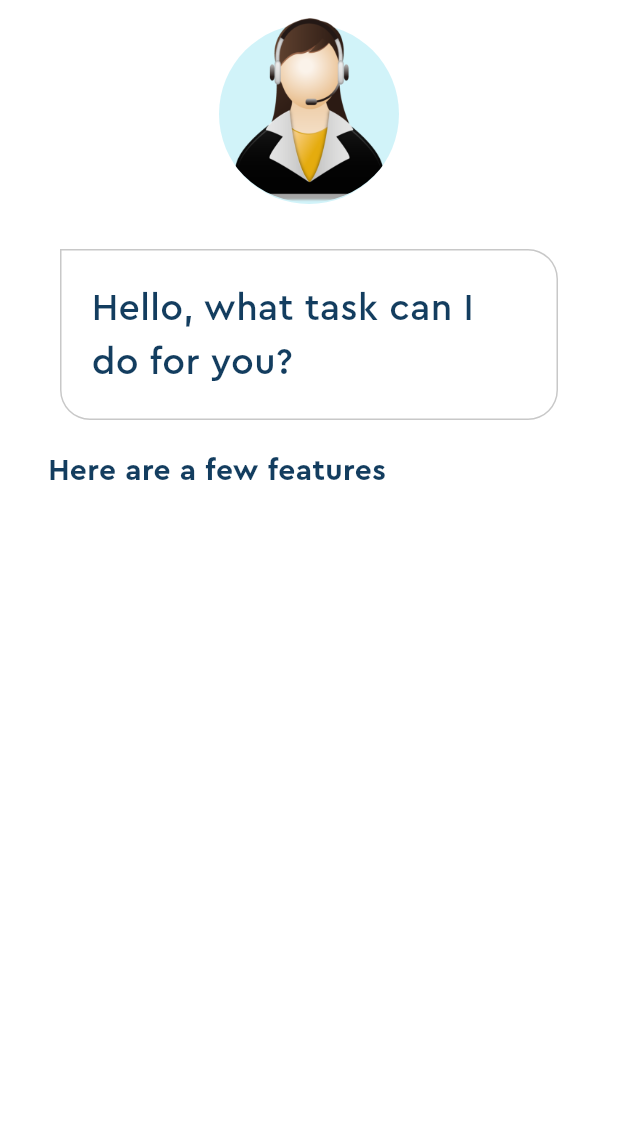
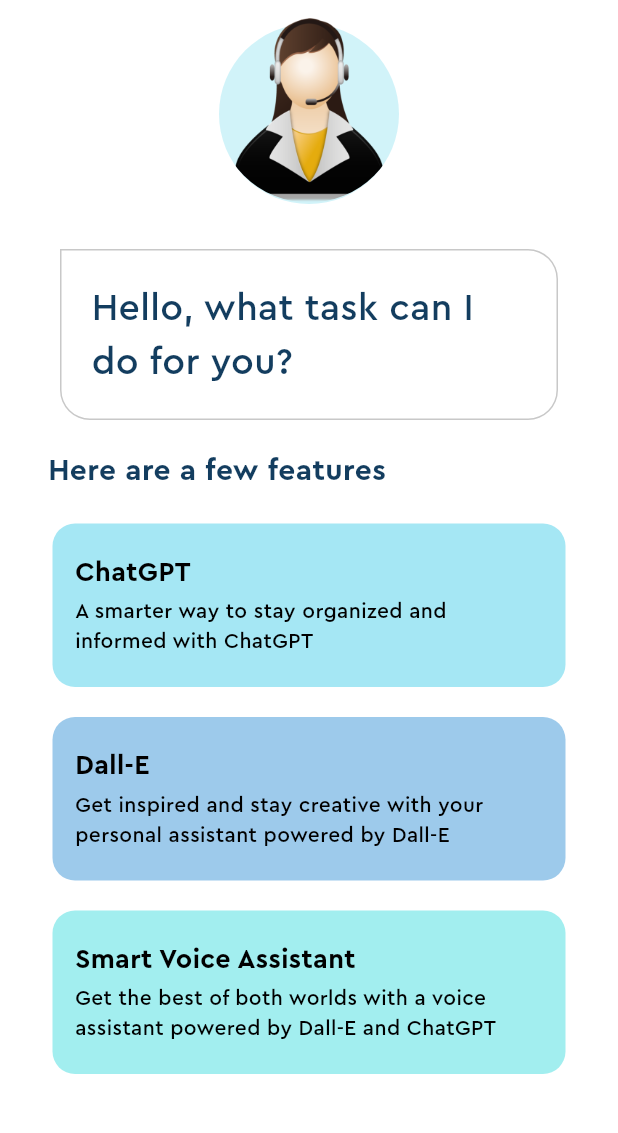
Before and after one commit to aryanbhardwaj24/jarvis, a Flutter app: the screen it shows after launch, on a phone screen of 412 x 824 dp, the part 66-1199 px from its top. Run offline on Flutter 3.47's test engine with Material 3 defaults, Android fonts, the phone set to English and light mode, and no system bars.

Commit message:
add features list to the home page

```diff
--- /dev/null
+++ b/lib/feature_box.dart
@@ -0,0 +1,68 @@
+import 'package:flutter/material.dart';
+import 'package:flutter/widgets.dart';
+import 'package:jarvis/pallete.dart';
+
+class FeatureBox extends StatelessWidget {
+  final Color boxColor;
+  final String headerText;
+  final String descriptionText;
+
+  const FeatureBox({
+    super.key,
+    required this.boxColor,
+    required this.headerText,
+    required this.descriptionText,
+  });
+
+  @override
+  Widget build(BuildContext context) {
+    return Container(
+      margin: const EdgeInsets.symmetric(
+        horizontal: 35,
+        vertical: 10,
+      ),
+      decoration: BoxDecoration(
+        color: boxColor,
+        borderRadius: const BorderRadius.all(
+          Radius.circular(15),
+        ),
+      ),
+      child: Padding(
+        padding: const EdgeInsets.symmetric(vertical: 20).copyWith(
+          left: 15,
+        ),
+        child: Column(
+          children: [
+            Align(
+              alignment: Alignment.centerLeft,
+              child: Text(
+                headerText,
+                style: const TextStyle(
+                  fontFamily: 'Cera Pro',
+                  fontWeight: FontWeight.bold,
+                  fontSize: 18,
+                  color: Pallete.blackColor,
+                ),
+              ),
+            ),
+            const SizedBox(
+              height: 3,
+            ),
+            Padding(
+              padding: const EdgeInsets.only(
+                right: 20.0,
+              ),
+              child: Text(
+                descriptionText,
+                style: const TextStyle(
+                  fontFamily: 'Cera Pro',
+                  color: Pallete.blackColor,
+                ),
+              ),
+            ),
+          ],
+        ),
+      ),
+    );
+  }
+}
--- a/lib/home_page.dart
+++ b/lib/home_page.dart
@@ -1,5 +1,5 @@
 import 'package:flutter/material.dart';
-import 'package:flutter/widgets.dart';
+import 'package:jarvis/feature_box.dart';
 import 'package:jarvis/pallete.dart';
 
 class HomePage extends StatefulWidget {
@@ -104,6 +104,28 @@ class _HomePageState extends State<HomePage> {
             ),
           ),
           //Features List
+          const Column(
+            children: [
+              FeatureBox(
+                boxColor: Pallete.firstSuggestionBoxColor,
+                headerText: 'ChatGPT',
+                descriptionText:
+                    'A smarter way to stay organized and informed with ChatGPT',
+              ),
+              FeatureBox(
+                boxColor: Pallete.secondSuggestionBoxColor,
+                headerText: 'Dall-E',
+                descriptionText:
+                    'Get inspired and stay creative with your personal assistant powered by Dall-E',
+              ),
+              FeatureBox(
+                boxColor: Pallete.thirdSuggestionBoxColor,
+                headerText: 'Smart Voice Assistant',
+                descriptionText:
+                    'Get the best of both worlds with a voice assistant powered by Dall-E and ChatGPT',
+              ),
+            ],
+          ),
         ],
       ),
     );
```
